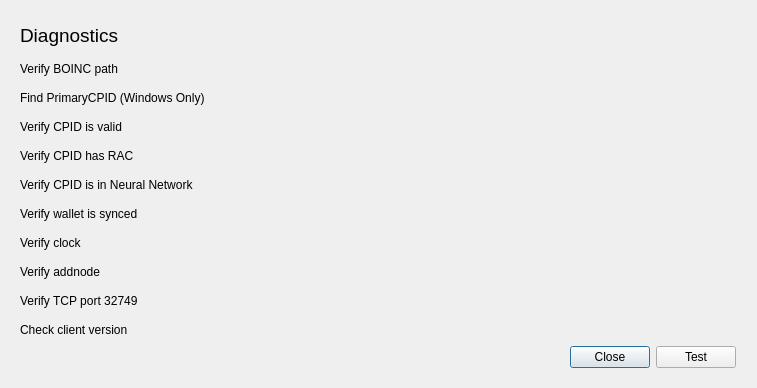
The window that src/qt/forms/diagnosticsdialog.ui (gridcoin-community/Gridcoin-Research) describes before a commit, drawn with Qt 5.
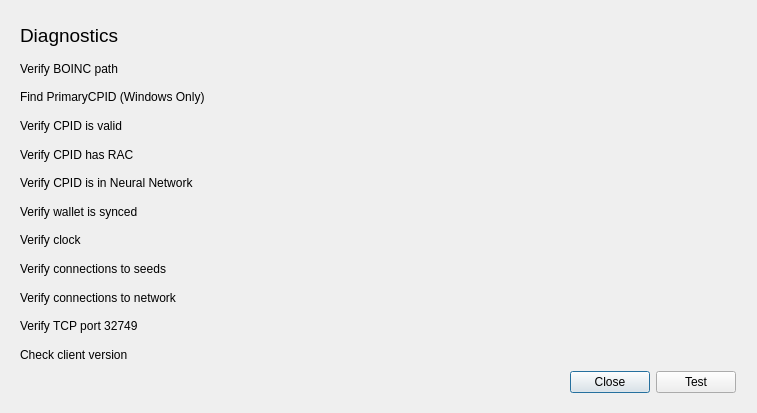
The same window after the commit.

```diff
--- a/src/qt/forms/diagnosticsdialog.ui
+++ b/src/qt/forms/diagnosticsdialog.ui
@@ -7,7 +7,7 @@
     <x>0</x>
     <y>0</y>
     <width>757</width>
-    <height>388</height>
+    <height>413</height>
    </rect>
   </property>
   <property name="windowTitle">
@@ -27,7 +27,7 @@
     <number>20</number>
    </property>
    <item>
-    <layout class="QGridLayout" name="gridLayout" rowminimumheight="30,20,20,20,20,20,20,20,20,20,20">
+    <layout class="QGridLayout" name="gridLayout" rowminimumheight="30,20,20,20,20,20,20,20,20,20,20,20">
      <property name="sizeConstraint">
       <enum>QLayout::SetMinimumSize</enum>
      </property>
@@ -279,7 +279,7 @@
      <item row="8" column="0">
       <widget class="QLabel" name="label_10">
        <property name="text">
-        <string>Verify addnode</string>
+        <string>Verify connections to seeds</string>
        </property>
       </widget>
      </item>
@@ -306,13 +306,42 @@
       </widget>
      </item>
      <item row="9" column="0">
+      <widget class="QLabel" name="label_12">
+       <property name="text">
+        <string>Verify connections to network</string>
+       </property>
+      </widget>
+     </item>
+     <item row="9" column="1">
+      <widget class="QLabel" name="verifyConnectionsResultLbl">
+       <property name="sizePolicy">
+        <sizepolicy hsizetype="MinimumExpanding" vsizetype="Preferred">
+         <horstretch>0</horstretch>
+         <verstretch>0</verstretch>
+        </sizepolicy>
+       </property>
+       <property name="minimumSize">
+        <size>
+         <width>200</width>
+         <height>0</height>
+        </size>
+       </property>
+       <property name="text">
+        <string/>
+       </property>
+       <property name="wordWrap">
+        <bool>true</bool>
+       </property>
+      </widget>
+     </item>
+     <item row="10" column="0">
       <widget class="QLabel" name="label_11">
        <property name="text">
         <string>Verify TCP port 32749</string>
        </property>
       </widget>
      </item>
-     <item row="9" column="1">
+     <item row="10" column="1">
       <widget class="QLabel" name="verifyTCPPortResultLbl">
        <property name="sizePolicy">
         <sizepolicy hsizetype="MinimumExpanding" vsizetype="Preferred">
@@ -334,14 +363,14 @@
        </property>
       </widget>
      </item>
-     <item row="10" column="0">
+     <item row="11" column="0">
       <widget class="QLabel" name="label">
        <property name="text">
         <string>Check client version</string>
        </property>
       </widget>
      </item>
-     <item row="10" column="1">
+     <item row="11" column="1">
       <widget class="QLabel" name="checkClientVersionResultLbl">
        <property name="sizePolicy">
         <sizepolicy hsizetype="MinimumExpanding" vsizetype="Preferred">
@@ -364,6 +393,9 @@
    </item>
    <item>
     <layout class="QHBoxLayout" name="horizontalLayout">
+     <property name="spacing">
+      <number>6</number>
+     </property>
      <property name="leftMargin">
       <number>550</number>
      </property>
```
Left out of the diff: 2 changed lines with no effect on the pictures.
